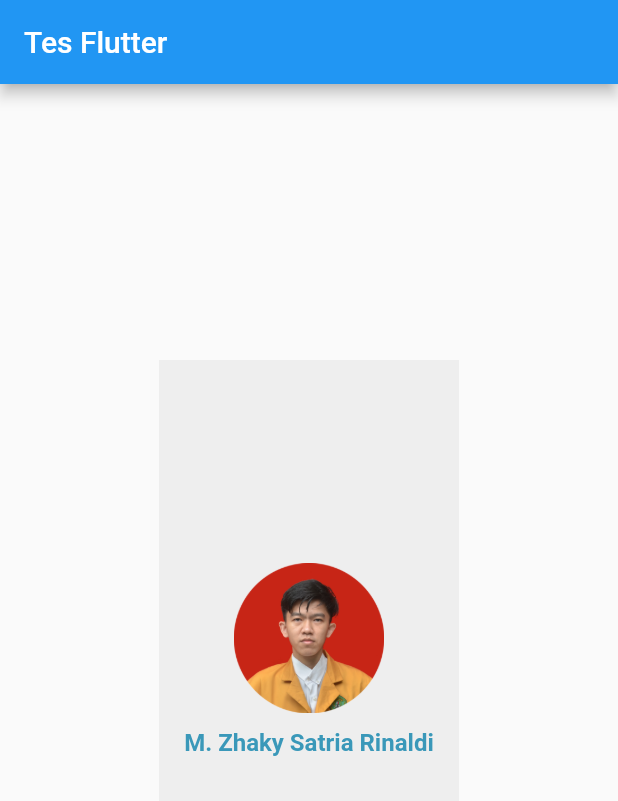
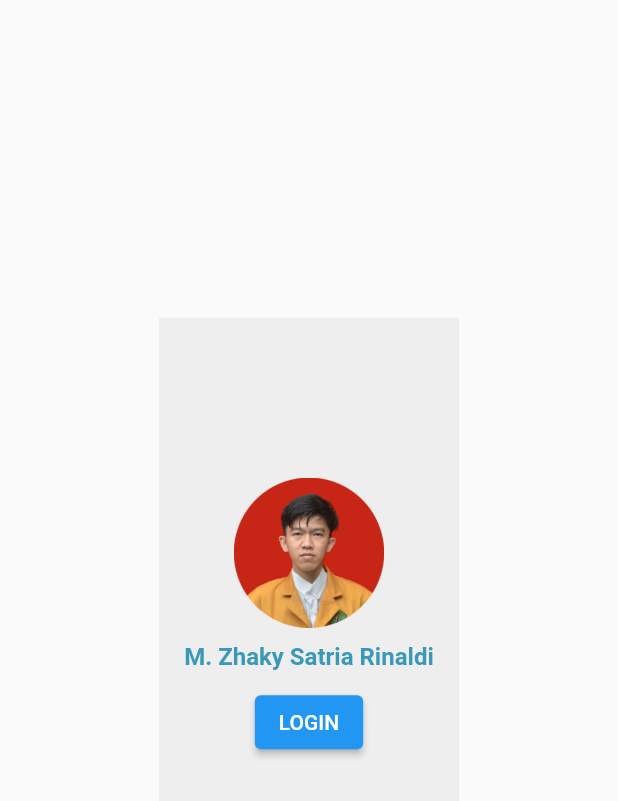
Before and after one commit to zhakyrinaldi/Tugas_Flutter, a Flutter app: the screen it shows after launch, on a phone screen of 412 x 824 dp. Shown: the top 801 px of the screen. Run offline on Flutter 3.47's test engine with Material 2 defaults, Android fonts, the phone set to English and light mode, and no system bars.

```diff
--- /dev/null
+++ b/lib/loginpage.dart
@@ -0,0 +1,53 @@
+import 'package:flutter_application_2/mainpage.dart';
+import 'package:flutter/material.dart';
+
+class LoginPage extends StatelessWidget {
+  const LoginPage({Key? key}) : super(key: key);
+
+  @override
+  Widget build(BuildContext context) {
+    return Scaffold(
+      body: Center(
+        child: Container(
+          margin: const EdgeInsets.all(10.0),
+          color: const Color(0xFFEEEEEE),
+          width: 200,
+          height: 400,
+
+          child: Column(
+            mainAxisAlignment: MainAxisAlignment.center,
+            children: [
+              Image.asset(
+                'assets/zhakyyy-modified.png', // replace with image URL
+                height: 100, // set height of image
+                width: 100, // set width of image
+              ),
+              const SizedBox(height: 10),
+              const Text(
+                'M. Zhaky Satria Rinaldi', // replace with text
+                textAlign: TextAlign.center,
+                style: TextStyle(
+                  color: Color(0xFF3A98B9),
+
+                  fontSize: 16, // set font size
+                  fontWeight: FontWeight.bold, // set font weight
+                ),
+              ),
+              const SizedBox(height: 10),
+              ElevatedButton(
+                  child: const Text("LOGIN"),
+                  onPressed: () {
+                    Navigator.pushReplacement(context,
+                        MaterialPageRoute(builder: (context) {
+                      return const MainPage();
+                    }));
+                  }),
+            ],
+          ),
+          // child: Image.asset('assets/zhakyyy-modified.png'),
+        ),
+      ),
+      // This trailing comma makes auto-formatting nicer for build methods.
+    );
+  }
+}
--- a/lib/main.dart
+++ b/lib/main.dart
@@ -1,91 +1,15 @@
 import 'package:flutter/material.dart';
+import 'package:flutter_application_2/loginpage.dart';
 
 void main() {
   runApp(const MyApp());
 }
 
 class MyApp extends StatelessWidget {
-  const MyApp({super.key});
+  const MyApp({Key? key}) : super(key: key);
 
-  // This widget is the root of your application.
   @override
   Widget build(BuildContext context) {
-    return MaterialApp(
-      title: 'Flutter Demo',
-      theme: ThemeData(
-        // This is the theme of your application.
-        //
-        // Try running your application with "flutter run". You'll see the
-        // application has a blue toolbar. Then, without quitting the app, try
-        // changing the primarySwatch below to Colors.green and then invoke
-        // "hot reload" (press "r" in the console where you ran "flutter run",
-        // or simply save your changes to "hot reload" in a Flutter IDE).
-        // Notice that the counter didn't reset back to zero; the application
-        // is not restarted.
-        primarySwatch: Colors.blue,
-      ),
-      home: const MyHomePage(title: 'Tes Flutter'),
-    );
+    return const MaterialApp(home: LoginPage());
   }
 }
-
-class MyHomePage extends StatefulWidget {
-  const MyHomePage({super.key, required this.title});
-
-  // This widget is the home page of your application. It is stateful, meaning
-  // that it has a State object (defined below) that contains fields that affect
-  // how it looks.
-
-  // This class is the configuration for the state. It holds the values (in this
-  // case the title) provided by the parent (in this case the App widget) and
-  // used by the build method of the State. Fields in a Widget subclass are
-  // always marked "final".
-
-  final String title;
-
-  @override
-  State<MyHomePage> createState() => _MyHomePageState();
-}
-
-class _MyHomePageState extends State<MyHomePage> {
-  @override
-  Widget build(BuildContext context) {
-    return Scaffold(
-      appBar: AppBar(
-        title: Text(widget.title),
-      ),
-      body: Center(
-        child: Container(
-          margin: const EdgeInsets.all(10.0),
-          color: const Color(0xFFEEEEEE),
-          width: 200,
-          height: 400,
-
-          child: Column(
-            mainAxisAlignment: MainAxisAlignment.center,
-            children: [
-              Image.asset(
-                'assets/zhakyyy-modified.png', // replace with image URL
-                height: 100, // set height of image
-                width: 100, // set width of image
-              ),
-              const SizedBox(height: 10),
-              const Text(
-                'M. Zhaky Satria Rinaldi', // replace with text
-                textAlign: TextAlign.center,
-                style: TextStyle(
-                  color: Color(0xFF3A98B9),
-
-                  fontSize: 16, // set font size
-                  fontWeight: FontWeight.bold, // set font weight
-                ),
-              ),
-            ],
-          ),
-          // child: Image.asset('assets/zhakyyy-modified.png'),
-        ),
-      ),
-      // This trailing comma makes auto-formatting nicer for build methods.
-    );
-  }
-}
```
Also changed, not shown: lib/mainpage.dart (added, +41 -0 lines), lib/secondpage.dart (added, +51 -0 lines).
